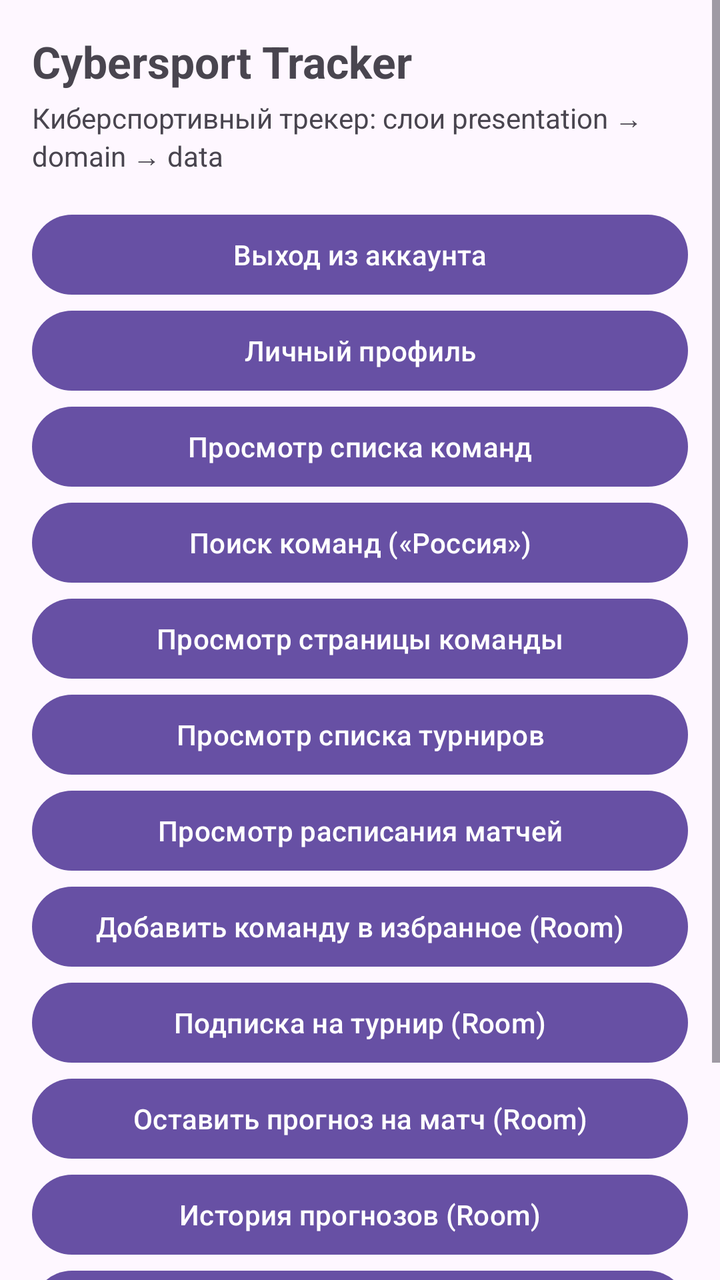
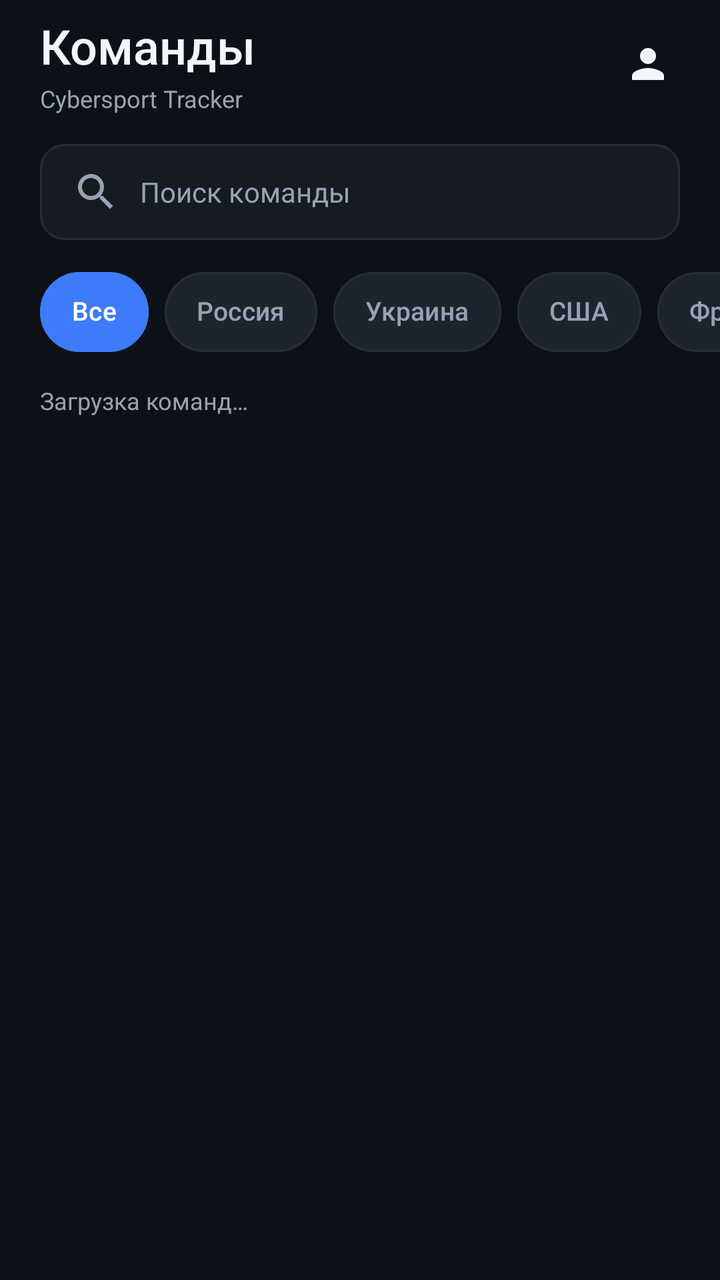

An Android layout rendered at two revisions. The XML below is the earlier revision; the diff shows what the commit changed to produce the second picture.
<!-- AndroidManifest.xml: application theme Theme.CybersportTracker -->
<!-- res/layout/activity_main.xml -->
<?xml version="1.0" encoding="utf-8"?>
<ScrollView xmlns:android="http://schemas.android.com/apk/res/android"
    xmlns:tools="http://schemas.android.com/tools"
    android:id="@+id/main"
    android:layout_width="match_parent"
    android:layout_height="match_parent"
    android:fillViewport="true"
    tools:context=".MainActivity">

    <LinearLayout
        android:layout_width="match_parent"
        android:layout_height="wrap_content"
        android:orientation="vertical"
        android:padding="16dp">

        <TextView
            android:layout_width="match_parent"
            android:layout_height="wrap_content"
            android:text="@string/app_name"
            android:textSize="22sp"
            android:textStyle="bold" />

        <TextView
            android:layout_width="match_parent"
            android:layout_height="wrap_content"
            android:layout_marginTop="4dp"
            android:text="@string/screen_subtitle"
            android:textSize="14sp" />

        <Button
            android:id="@+id/buttonLogout"
            android:layout_width="match_parent"
            android:layout_height="wrap_content"
            android:layout_marginTop="16dp"
            android:text="@string/btn_logout" />

        <Button
            android:id="@+id/buttonProfile"
            android:layout_width="match_parent"
            android:layout_height="wrap_content"
            android:text="@string/btn_profile" />

        <Button
            android:id="@+id/buttonTeams"
            android:layout_width="match_parent"
            android:layout_height="wrap_content"
            android:text="@string/btn_teams" />

        <Button
            android:id="@+id/buttonSearch"
            android:layout_width="match_parent"
            android:layout_height="wrap_content"
            android:text="@string/btn_search" />

        <Button
            android:id="@+id/buttonTeamDetails"
            android:layout_width="match_parent"
            android:layout_height="wrap_content"
            android:text="@string/btn_team_details" />

        <Button
            android:id="@+id/buttonTournaments"
            android:layout_width="match_parent"
            android:layout_height="wrap_content"
            android:text="@string/btn_tournaments" />

        <Button
            android:id="@+id/buttonMatches"
            android:layout_width="match_parent"
            android:layout_height="wrap_content"
            android:text="@string/btn_matches" />

        <Button
            android:id="@+id/buttonFavorite"
            android:layout_width="match_parent"
            android:layout_height="wrap_content"
            android:text="@string/btn_favorite" />

        <Button
            android:id="@+id/buttonSubscribe"
            android:layout_width="match_parent"
            android:layout_height="wrap_content"
            android:text="@string/btn_subscribe" />

        <Button
            android:id="@+id/buttonPrediction"
            android:layout_width="match_parent"
            android:layout_height="wrap_content"
            android:text="@string/btn_prediction" />

        <Button
            android:id="@+id/buttonHistory"
            android:layout_width="match_parent"
            android:layout_height="wrap_content"
            android:text="@string/btn_history" />

        <Button
            android:id="@+id/buttonLogo"
            android:layout_width="match_parent"
            android:layout_height="wrap_content"
            android:text="@string/btn_logo" />

        <TextView
            android:id="@+id/textViewResult"
            android:layout_width="match_parent"
            android:layout_height="wrap_content"
            android:layout_marginTop="16dp"
            android:background="#F0F0F0"
            android:padding="12dp"
            android:text="@string/result_hint"
            android:textIsSelectable="true"
            android:textSize="14sp" />

    </LinearLayout>
</ScrollView>
<!-- resources referenced by this layout -->
<resources>
  <string name="btn_favorite">Добавить команду в избранное (Room)</string>
  <string name="btn_history">История прогнозов (Room)</string>
  <string name="btn_logo">Распознать логотип команды (TFLite)</string>
  <string name="btn_logout">Выход из аккаунта</string>
  <string name="btn_matches">Просмотр расписания матчей</string>
  <string name="btn_prediction">Оставить прогноз на матч (Room)</string>
  <string name="btn_profile">Личный профиль</string>
  <string name="btn_search">Поиск команд («Россия»)</string>
  <string name="btn_subscribe">Подписка на турнир (Room)</string>
  <string name="btn_team_details">Просмотр страницы команды</string>
  <string name="btn_teams">Просмотр списка команд</string>
  <string name="btn_tournaments">Просмотр списка турниров</string>
  <string name="result_hint">Нажмите кнопку, чтобы выполнить сценарий использования</string>
  <string name="screen_subtitle">Киберспортивный трекер: слои presentation → domain → data</string>
  <style name="Base.Theme.CybersportTracker" parent="Theme.Material3.DayNight.NoActionBar">
  
      </style>
  <!-- unchanged entries left out for length: 2 -->
</resources>

<!-- the commit's change to res/layout/activity_main.xml (unified diff, before → after) -->
@@ -1,115 +1,271 @@
 <?xml version="1.0" encoding="utf-8"?>
-<ScrollView xmlns:android="http://schemas.android.com/apk/res/android"
+<LinearLayout xmlns:android="http://schemas.android.com/apk/res/android"
+    xmlns:app="http://schemas.android.com/apk/res-auto"
     xmlns:tools="http://schemas.android.com/tools"
-    android:id="@+id/main"
+    android:id="@+id/mainRoot"
     android:layout_width="match_parent"
     android:layout_height="match_parent"
-    android:fillViewport="true"
+    android:background="@color/graphite"
+    android:orientation="vertical"
     tools:context=".MainActivity">
 
     <LinearLayout
         android:layout_width="match_parent"
+        android:layout_height="64dp"
+        android:gravity="center_vertical"
+        android:orientation="horizontal"
+        android:paddingStart="20dp"
+        android:paddingEnd="12dp">
+
+        <LinearLayout
+            android:layout_width="0dp"
+            android:layout_height="wrap_content"
+            android:layout_weight="1"
+            android:orientation="vertical">
+
+            <TextView
+                android:layout_width="wrap_content"
+                android:layout_height="wrap_content"
+                android:fontFamily="sans-serif-medium"
+                android:text="@string/teams_title"
+                android:textColor="@color/text_primary"
+                android:textSize="24sp" />
+
+            <TextView
+                android:layout_width="wrap_content"
+                android:layout_height="wrap_content"
+                android:layout_marginTop="2dp"
+                android:text="@string/app_name"
+                android:textColor="@color/text_secondary"
+                android:textSize="12sp" />
+        </LinearLayout>
+
+        <ImageButton
+            android:id="@+id/buttonProfile"
+            android:layout_width="48dp"
+            android:layout_height="48dp"
+            android:background="?attr/selectableItemBackgroundBorderless"
+            android:contentDescription="@string/btn_profile"
+            android:padding="12dp"
+            android:src="@drawable/ic_profile"
+            app:tint="@color/text_primary" />
+    </LinearLayout>
+
+    <EditText
+        android:id="@+id/editSearch"
+        android:layout_width="match_parent"
+        android:layout_height="48dp"
+        android:layout_marginStart="20dp"
+        android:layout_marginTop="8dp"
+        android:layout_marginEnd="20dp"
+        android:background="@drawable/bg_search"
+        android:drawableStart="@drawable/ic_search"
+        android:drawablePadding="10dp"
+        android:drawableTint="@color/text_secondary"
+        android:hint="@string/teams_search_hint"
+        android:importantForAutofill="no"
+        android:inputType="text"
+        android:paddingStart="16dp"
+        android:paddingEnd="16dp"
+        android:singleLine="true"
+        android:textColor="@color/text_primary"
+        android:textColorHint="@color/text_secondary"
+        android:textSize="14sp" />
+
+    <HorizontalScrollView
+        android:layout_width="match_parent"
         android:layout_height="wrap_content"
-        android:orientation="vertical"
-        android:padding="16dp">
-
-        <TextView
-            android:layout_width="match_parent"
+        android:layout_marginTop="12dp"
+        android:clipToPadding="false"
+        android:paddingStart="20dp"
+        android:paddingEnd="20dp"
+        android:scrollbars="none">
+
+        <com.google.android.material.chip.ChipGroup
+            android:id="@+id/chipGroup"
+            android:layout_width="wrap_content"
             android:layout_height="wrap_content"
-            android:text="@string/app_name"
-            android:textSize="22sp"
-            android:textStyle="bold" />
-
-        <TextView
+            app:chipSpacingHorizontal="8dp"
+            app:selectionRequired="true"
+            app:singleLine="true"
+            app:singleSelection="true">
+
+            <com.google.android.material.chip.Chip
+                android:id="@+id/chipAll"
+                style="@style/Widget.Cybersport.Chip"
+                android:layout_width="wrap_content"
+                android:layout_height="wrap_content"
+                android:checked="true"
+                android:text="@string/filter_all" />
+
+            <com.google.android.material.chip.Chip
+                android:id="@+id/chipRussia"
+                style="@style/Widget.Cybersport.Chip"
+                android:layout_width="wrap_content"
+                android:layout_height="wrap_content"
+                android:text="@string/country_russia" />
+
+            <com.google.android.material.chip.Chip
+                android:id="@+id/chipUkraine"
+                style="@style/Widget.Cybersport.Chip"
+                android:layout_width="wrap_content"
+                android:layout_height="wrap_content"
+                android:text="@string/country_ukraine" />
+
+            <com.google.android.material.chip.Chip
+                android:id="@+id/chipUsa"
+                style="@style/Widget.Cybersport.Chip"
+                android:layout_width="wrap_content"
+                android:layout_height="wrap_content"
+                android:text="@string/country_usa" />
+
+            <com.google.android.material.chip.Chip
+                android:id="@+id/chipFrance"
+                style="@style/Widget.Cybersport.Chip"
+                android:layout_width="wrap_content"
+                android:layout_height="wrap_content"
+                android:text="@string/country_france" />
+        </com.google.android.material.chip.ChipGroup>
+    </HorizontalScrollView>
+
+    <TextView
+        android:id="@+id/textTeamsCount"
+        android:layout_width="match_parent"
+        android:layout_height="wrap_content"
+        android:layout_marginStart="20dp"
+        android:layout_marginTop="12dp"
+        android:layout_marginEnd="20dp"
+        android:text="@string/teams_loading"
+        android:textColor="@color/text_secondary"
+        android:textSize="12sp" />
+
+    <com.google.android.material.card.MaterialCardView
+        android:id="@+id/cardGuestHint"
+        android:layout_width="match_parent"
+        android:layout_height="wrap_content"
+        android:layout_marginStart="20dp"
+        android:layout_marginTop="8dp"
+        android:layout_marginEnd="20dp"
+        android:visibility="gone"
+        app:cardBackgroundColor="@color/surface"
+        app:cardCornerRadius="12dp"
+        app:cardElevation="0dp"
+        app:strokeColor="@color/border"
+        app:strokeWidth="1dp">
+
+        <LinearLayout
             android:layout_width="match_parent"
             android:layout_height="wrap_content"
-            android:layout_marginTop="4dp"
-            android:text="@string/screen_subtitle"
-            android:textSize="14sp" />
-
-        <Button
-            android:id="@+id/buttonLogout"
-            android:layout_width="match_parent"
-            android:layout_height="wrap_content"
-            android:layout_marginTop="16dp"
-            android:text="@string/btn_logout" />
-
-        <Button
-            android:id="@+id/buttonProfile"
-            android:layout_width="match_parent"
-            android:layout_height="wrap_content"
-            android:text="@string/btn_profile" />
-
-        <Button
-            android:id="@+id/buttonTeams"
-            android:layout_width="match_parent"
-            android:layout_height="wrap_content"
-            android:text="@string/btn_teams" />
-
-        <Button
-            android:id="@+id/buttonSearch"
-            android:layout_width="match_parent"
-            android:layout_height="wrap_content"
-            android:text="@string/btn_search" />
-
-        <Button
-            android:id="@+id/buttonTeamDetails"
-            android:layout_width="match_parent"
-            android:layout_height="wrap_content"
-            android:text="@string/btn_team_details" />
-
-        <Button
-            android:id="@+id/buttonTournaments"
-            android:layout_width="match_parent"
-            android:layout_height="wrap_content"
-            android:text="@string/btn_tournaments" />
-
-        <Button
-            android:id="@+id/buttonMatches"
-            android:layout_width="match_parent"
-            android:layout_height="wrap_content"
-            android:text="@string/btn_matches" />
-
-        <Button
-            android:id="@+id/buttonFavorite"
-            android:layout_width="match_parent"
-            android:layout_height="wrap_content"
-            android:text="@string/btn_favorite" />
-
-        <Button
-            android:id="@+id/buttonSubscribe"
-            android:layout_width="match_parent"
-            android:layout_height="wrap_content"
-            android:text="@string/btn_subscribe" />
-
-        <Button
-            android:id="@+id/buttonPrediction"
-            android:layout_width="match_parent"
-            android:layout_height="wrap_content"
-            android:text="@string/btn_prediction" />
-
-        <Button
-            android:id="@+id/buttonHistory"
-            android:layout_width="match_parent"
-            android:layout_height="wrap_content"
-            android:text="@string/btn_history" />
-
-        <Button
-            android:id="@+id/buttonLogo"
-            android:layout_width="match_parent"
-            android:layout_height="wrap_content"
-            android:text="@string/btn_logo" />
-
-        <TextView
-            android:id="@+id/textViewResult"
-            android:layout_width="match_parent"
-            android:layout_height="wrap_content"
-            android:layout_marginTop="16dp"
-            android:background="#F0F0F0"
-            android:padding="12dp"
-            android:text="@string/result_hint"
-            android:textIsSelectable="true"
-            android:textSize="14sp" />
-
-    </LinearLayout>
-</ScrollView>
+            android:gravity="center_vertical"
+            android:orientation="horizontal"
+            android:paddingStart="12dp"
+            android:paddingTop="4dp"
+            android:paddingEnd="4dp"
+            android:paddingBottom="4dp">
+
+            <ImageView
+                android:layout_width="18dp"
+                android:layout_height="18dp"
+                android:contentDescription="@null"
+                android:src="@drawable/ic_lock"
+                app:tint="@color/text_secondary" />
+
+            <TextView
+                android:layout_width="0dp"
+                android:layout_height="wrap_content"
+                android:layout_marginStart="8dp"
+                android:layout_weight="1"
+                android:text="@string/teams_guest_hint"
+                android:textColor="@color/text_secondary"
+                android:textSize="12sp" />
+
+            <com.google.android.material.button.MaterialButton
+                android:id="@+id/buttonGuestLogin"
+                style="@style/Widget.Material3.Button.TextButton"
+                android:layout_width="wrap_content"
+                android:layout_height="40dp"
+                android:minWidth="0dp"
+                android:text="@string/teams_login_action"
+                android:textAllCaps="false"
+                android:textColor="@color/primary"
+                android:textSize="13sp" />
+        </LinearLayout>
+    </com.google.android.material.card.MaterialCardView>
+
+    <FrameLayout
+        android:layout_width="match_parent"
+        android:layout_height="0dp"
+        android:layout_weight="1">
+
+        <androidx.recyclerview.widget.RecyclerView
+            android:id="@+id/recyclerTeams"
+            android:layout_width="match_parent"
+            android:layout_height="match_parent"
+            android:clipToPadding="false"
+            android:contentDescription="@string/teams_list_description"
+            android:paddingStart="20dp"
+            android:paddingTop="12dp"
+            android:paddingEnd="20dp"
+            android:paddingBottom="24dp"
+            android:scrollbars="vertical" />
+
+        <LinearLayout
+            android:id="@+id/loadingView"
+            android:layout_width="match_parent"
+            android:layout_height="match_parent"
+            android:gravity="center"
+            android:orientation="vertical"
+            android:visibility="gone">
+
+            <com.google.android.material.progressindicator.CircularProgressIndicator
+                android:layout_width="32dp"
+                android:layout_height="32dp"
+                app:indicatorColor="@color/primary"
+                app:indicatorSize="32dp"
+                app:trackThickness="3dp" />
+
+            <TextView
+                android:layout_width="wrap_content"
+                android:layout_height="wrap_content"
+                android:layout_marginTop="12dp"
+                android:text="@string/teams_loading"
+                android:textColor="@color/text_secondary"
+                android:textSize="13sp" />
+        </LinearLayout>
+
+        <LinearLayout
+            android:id="@+id/emptyView"
+            android:layout_width="match_parent"
+            android:layout_height="match_parent"
+            android:gravity="center"
+            android:orientation="vertical"
+            android:padding="32dp"
+            android:visibility="gone">
+
+            <ImageView
+                android:layout_width="56dp"
+                android:layout_height="56dp"
+                android:alpha="0.7"
+                android:contentDescription="@null"
+                android:src="@drawable/ic_search_off"
+                app:tint="@color/text_secondary" />
+
+            <TextView
+                android:layout_width="wrap_content"
+                android:layout_height="wrap_content"
+                android:layout_marginTop="16dp"
+                android:fontFamily="sans-serif-medium"
+                android:text="@string/teams_empty_title"
+                android:textColor="@color/text_primary"
+                android:textSize="18sp" />
+
+            <TextView
+                android:layout_width="wrap_content"
+                android:layout_height="wrap_content"
+                android:layout_marginTop="6dp"
+                android:text="@string/teams_empty_subtitle"
+                android:textColor="@color/text_secondary"
+                android:textSize="14sp" />
+        </LinearLayout>
+    </FrameLayout>
+</LinearLayout>
<!-- resource entries referenced after the edit -->
@@ -1,22 +1,116 @@
 <!-- resources referenced by this layout -->
 <resources>
-  <string name="btn_favorite">Добавить команду в избранное (Room)</string>
-  <string name="btn_history">История прогнозов (Room)</string>
-  <string name="btn_logo">Распознать логотип команды (TFLite)</string>
-  <string name="btn_logout">Выход из аккаунта</string>
-  <string name="btn_matches">Просмотр расписания матчей</string>
-  <string name="btn_prediction">Оставить прогноз на матч (Room)</string>
-  <string name="btn_profile">Личный профиль</string>
-  <string name="btn_search">Поиск команд («Россия»)</string>
-  <string name="btn_subscribe">Подписка на турнир (Room)</string>
-  <string name="btn_team_details">Просмотр страницы команды</string>
-  <string name="btn_teams">Просмотр списка команд</string>
-  <string name="btn_tournaments">Просмотр списка турниров</string>
-  <string name="result_hint">Нажмите кнопку, чтобы выполнить сценарий использования</string>
-  <string name="screen_subtitle">Киберспортивный трекер: слои presentation → domain → data</string>
-  <style name="Base.Theme.CybersportTracker" parent="Theme.Material3.DayNight.NoActionBar">
-  
+  <color name="border">#262D38</color>
+  <color name="graphite">#0D1117</color>
+  <color name="primary">#3E7BFA</color>
+  <color name="surface">#161B22</color>
+  <color name="text_primary">#F2F5F9</color>
+  <color name="text_secondary">#98A2B3</color>
+  <!-- drawable bg_search (drawable) -->
+  <?xml version="1.0" encoding="utf-8"?>
+  <shape xmlns:android="http://schemas.android.com/apk/res/android"
+      android:shape="rectangle">
+      <solid android:color="@color/surface" />
+      <corners android:radius="@dimen/corner_field" />
+      <stroke
+          android:width="@dimen/stroke_width"
+          android:color="@color/border" />
+  </shape>
+  <!-- drawable ic_lock (drawable) -->
+  <?xml version="1.0" encoding="utf-8"?>
+  <vector xmlns:android="http://schemas.android.com/apk/res/android"
+      android:width="24dp"
+      android:height="24dp"
+      android:viewportWidth="24"
+      android:viewportHeight="24">
+      <path
+          android:fillColor="#FFFFFFFF"
+          android:pathData="M18,8h-1V6c0,-2.76 -2.24,-5 -5,-5S7,3.24 7,6v2H6c-1.1,0 -2,0.9 -2,2v10c0,1.1 0.9,2 2,2h12c1.1,0 2,-0.9 2,-2V10c0,-1.1 -0.9,-2 -2,-2zM12,17c-1.1,0 -2,-0.9 -2,-2s0.9,-2 2,-2 2,0.9 2,2 -0.9,2 -2,2zM15.1,8H8.9V6c0,-1.71 1.39,-3.1 3.1,-3.1 1.71,0 3.1,1.39 3.1,3.1v2z" />
+  </vector>
+  <!-- drawable ic_profile (drawable) -->
+  <?xml version="1.0" encoding="utf-8"?>
+  <vector xmlns:android="http://schemas.android.com/apk/res/android"
+      android:width="24dp"
+      android:height="24dp"
+      android:viewportWidth="24"
+      android:viewportHeight="24">
+      <path
+          android:fillColor="#FFFFFFFF"
+          android:pathData="M12,12c2.21,0 4,-1.79 4,-4s-1.79,-4 -4,-4 -4,1.79 -4,4 1.79,4 4,4zM12,14c-2.67,0 -8,1.34 -8,4v2h16v-2c0,-2.66 -5.33,-4 -8,-4z" />
+  </vector>
+  <!-- drawable ic_search (drawable) -->
+  <?xml version="1.0" encoding="utf-8"?>
+  <vector xmlns:android="http://schemas.android.com/apk/res/android"
+      android:width="24dp"
+      android:height="24dp"
+      android:viewportWidth="24"
+      android:viewportHeight="24">
+      <path
+          android:fillColor="#FFFFFFFF"
+          android:pathData="M15.5,14h-0.79l-0.28,-0.27C15.41,12.59 16,11.11 16,9.5 16,5.91 13.09,3 9.5,3S3,5.91 3,9.5 5.91,16 9.5,16c1.61,0 3.09,-0.59 4.23,-1.57l0.27,0.28v0.79l5,4.99L20.49,19l-4.99,-5zM9.5,14C7.01,14 5,11.99 5,9.5S7.01,5 9.5,5 14,7.01 14,9.5 11.99,14 9.5,14z" />
+  </vector>
+  <!-- drawable ic_search_off (drawable) -->
+  <?xml version="1.0" encoding="utf-8"?>
+  <vector xmlns:android="http://schemas.android.com/apk/res/android"
+      android:width="24dp"
+      android:height="24dp"
+      android:viewportWidth="24"
+      android:viewportHeight="24">
+      <path
+          android:fillColor="#FFFFFFFF"
+          android:pathData="M15.5,14h-0.79l-0.28,-0.27C15.41,12.59 16,11.11 16,9.5 16,5.91 13.09,3 9.5,3S3,5.91 3,9.5 5.91,16 9.5,16c1.61,0 3.09,-0.59 4.23,-1.57l0.27,0.28v0.79l5,4.99L20.49,19l-4.99,-5zM9.5,14C7.01,14 5,11.99 5,9.5S7.01,5 9.5,5 14,7.01 14,9.5 11.99,14 9.5,14zM7.5,8.5h4v1h-4z" />
+  </vector>
+  <string name="btn_profile">Профиль</string>
+  <string name="country_france">Франция</string>
+  <string name="country_russia">Россия</string>
+  <string name="country_ukraine">Украина</string>
+  <string name="country_usa">США</string>
+  <string name="filter_all">Все</string>
+  <string name="teams_empty_subtitle">Попробуйте изменить запрос</string>
+  <string name="teams_empty_title">Команды не найдены</string>
+  <string name="teams_guest_hint">Войдите, чтобы сохранять команды</string>
+  <string name="teams_list_description">Список команд</string>
+  <string name="teams_loading">Загрузка команд…</string>
+  <string name="teams_login_action">Войти</string>
+  <string name="teams_search_hint">Поиск команды</string>
+  <string name="teams_title">Команды</string>
+  <style name="Widget.Cybersport.Chip" parent="Widget.Material3.Chip.Filter">
+          <item name="android:textSize">13sp</item>
+          <item name="android:textColor">@color/chip_text</item>
+          <item name="chipBackgroundColor">@color/chip_background</item>
+          <item name="chipStrokeColor">@color/chip_stroke</item>
+          <item name="chipStrokeWidth">1dp</item>
+          <item name="chipCornerRadius">20dp</item>
+          <item name="chipMinHeight">40dp</item>
+          <item name="checkedIconVisible">false</item>
       </style>
+  <dimen name="corner_field">12dp</dimen>
+  <dimen name="stroke_width">1dp</dimen>
+  <style name="Base.Theme.CybersportTracker" parent="Theme.Material3.Dark.NoActionBar">
+          <item name="android:colorBackground">@color/graphite</item>
+          <item name="colorSurface">@color/surface</item>
+          <item name="colorSurfaceContainer">@color/surface</item>
+          <item name="colorSurfaceContainerHigh">@color/surface_elevated</item>
+          <item name="colorSurfaceContainerHighest">@color/surface_elevated</item>
+          <item name="colorOnSurface">@color/text_primary</item>
+          <item name="colorOnSurfaceVariant">@color/text_secondary</item>
+          <item name="colorPrimary">@color/primary</item>
+          <item name="colorOnPrimary">@color/white</item>
+          <item name="colorPrimaryContainer">@color/primary</item>
+          <item name="colorOnPrimaryContainer">@color/white</item>
+          <item name="colorSecondary">@color/secondary</item>
+          <item name="colorOutline">@color/border</item>
+          <item name="android:textColorPrimary">@color/text_primary</item>
+          <item name="android:textColorSecondary">@color/text_secondary</item>
+          <item name="android:statusBarColor">@color/graphite</item>
+          <item name="android:navigationBarColor">@color/graphite</item>
+          <item name="android:windowLightStatusBar">false</item>
+          <item name="android:windowLightNavigationBar">false</item>
+          <item name="android:windowBackground">@color/graphite</item>
+      </style>
+  <color name="surface_elevated">#1E242E</color>
+  <color name="white">#FFFFFFFF</color>
+  <color name="secondary">#7C6CFF</color>
   <!-- unchanged entries left out for length: 2 -->
 </resources>
 
